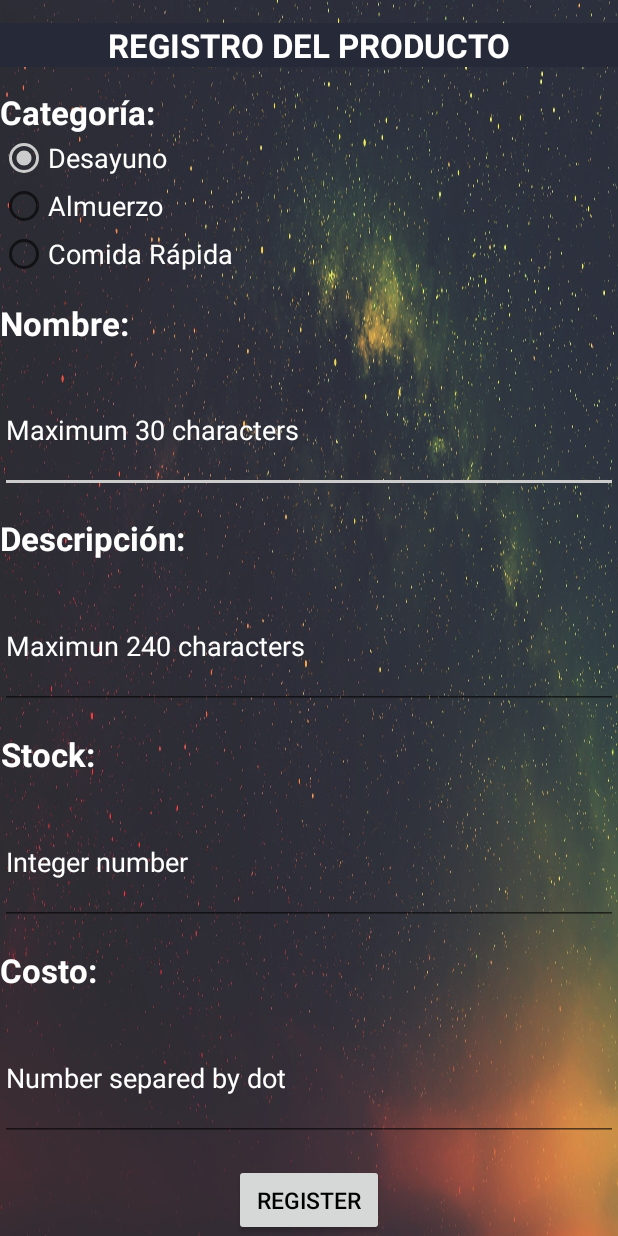
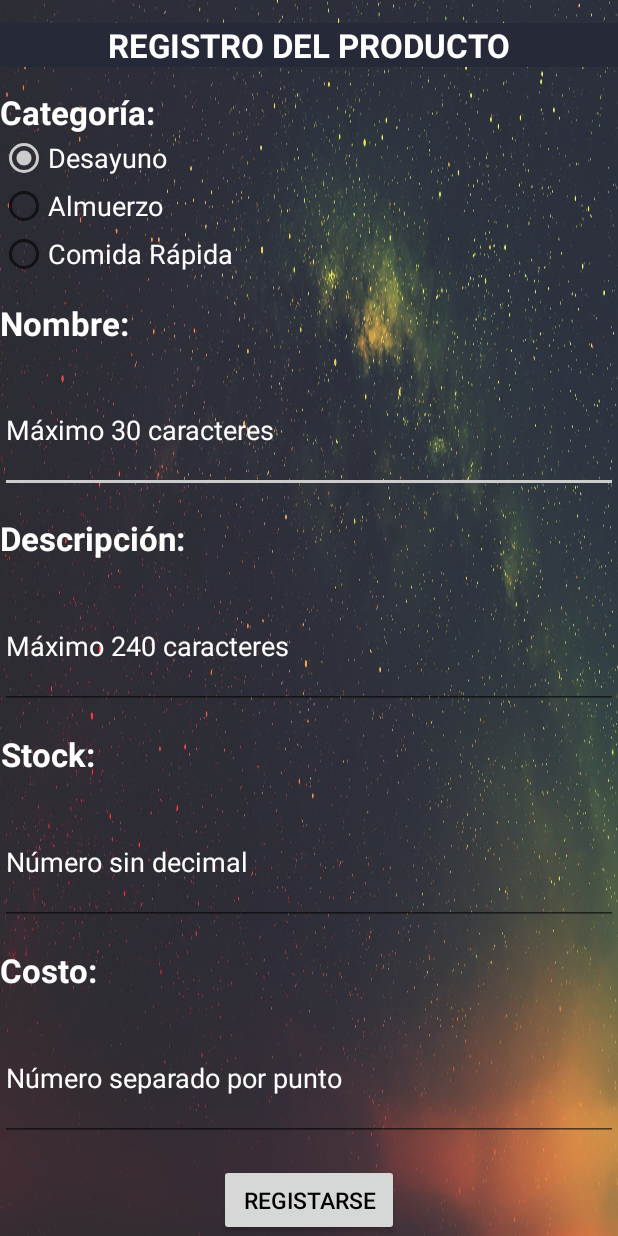
Before and after one commit to andriov/FoodStoreApp, an Android app: the ProductRegister screen opened directly, with no data from a screen before it, on a phone screen of 412 x 824 dp. Run offline under Robolectric (Android 15) with nearby library versions, the phone set to English and light mode, and no system bars; libraries missing offline, so code that uses them is left out: com.example.foodstoreexception, com.example.foodstorewebservice.

Commit message:
Interfaz de registrarproducto en español

```diff
--- a/app/src/main/res/layout/activity_product_register.xml
+++ b/app/src/main/res/layout/activity_product_register.xml
@@ -95,7 +95,7 @@
         android:id="@+id/productName"
         android:layout_width="match_parent"
         android:layout_height="wrap_content"
-        android:hint="Maximum 30 characters"
+        android:hint="Máximo 30 caracteres"
         android:layout_weight="0.50"
         android:selectAllOnFocus="false"
         android:singleLine="false"
@@ -127,7 +127,7 @@
         android:id="@+id/productDescription"
         android:layout_width="match_parent"
         android:layout_height="wrap_content"
-        android:hint="Maximun 240 characters"
+        android:hint="Máximo 240 caracteres"
         android:layout_weight="0.50"
         android:selectAllOnFocus="false"
         android:singleLine="false"
@@ -159,7 +159,7 @@
         android:id="@+id/productStock"
         android:layout_width="match_parent"
         android:layout_height="wrap_content"
-        android:hint="Integer number"
+        android:hint="Número sin decimal"
         android:layout_weight="0.50"
         android:selectAllOnFocus="false"
         android:singleLine="false"
@@ -191,7 +191,7 @@
         android:id="@+id/productCost"
         android:layout_width="match_parent"
         android:layout_height="wrap_content"
-        android:hint="Number separed by dot"
+        android:hint="Número separado por punto"
         android:layout_weight="0.50"
         android:selectAllOnFocus="false"
         android:singleLine="false"
@@ -213,10 +213,10 @@
         <!--Register of product buttom-->
         <Button
             android:id="@+id/btnRegister"
-            android:layout_width="100dp"
+            android:layout_width="120dp"
             android:layout_height="wrap_content"
             android:layout_gravity="center"
-            android:text="REGISTER"
+            android:text="REGISTARSE"
             android:textSize="15sp"
             android:textColor="#000000"/>
     </LinearLayout>
```
